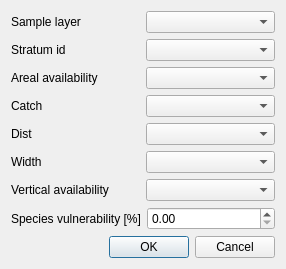
Before: the Qt Designer form python/plugins/survey_design/surveyevaluationdialogbase.ui in mhugent/QGIS, drawn with Qt 5.
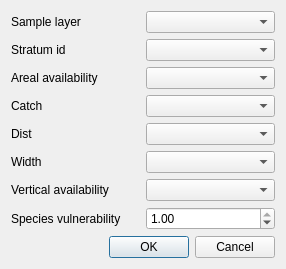
After: the same form once the commit is applied.

Commit message: Bugfixes and code cleanup for biomass evaluation plugin

The edit to the form file:
```diff
--- a/python/plugins/survey_design/surveyevaluationdialogbase.ui
+++ b/python/plugins/survey_design/surveyevaluationdialogbase.ui
@@ -93,14 +93,20 @@
      <item>
       <widget class="QLabel" name="mSpeciesVulnerabilityLabel">
        <property name="text">
-        <string>Species vulnerability [%]</string>
+        <string>Species vulnerability</string>
        </property>
       </widget>
      </item>
      <item>
       <widget class="QDoubleSpinBox" name="mSpeciesVulnerabilitySpinBox">
        <property name="maximum">
-        <double>100.000000000000000</double>
+        <double>1.000000000000000</double>
+       </property>
+       <property name="singleStep">
+        <double>0.100000000000000</double>
+       </property>
+       <property name="value">
+        <double>1.000000000000000</double>
        </property>
       </widget>
      </item>
```
The commit also changes 1 other file.
